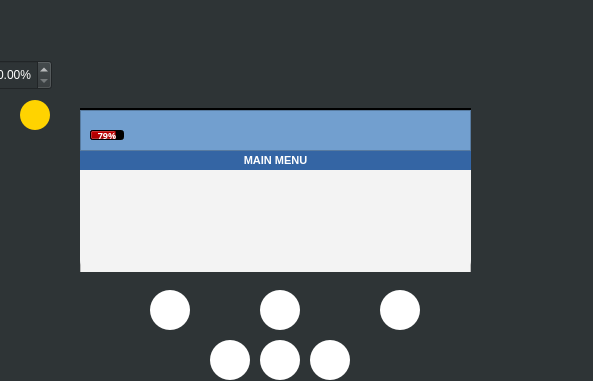
Before: the Qt Designer form HRV/mainwindow.ui in NirmithDAlmeida/HRV3004Team6, drawn with Qt 5; both pictures show x 260 to 853 and y 0 to 381 of the 853 by 596 pixel window.
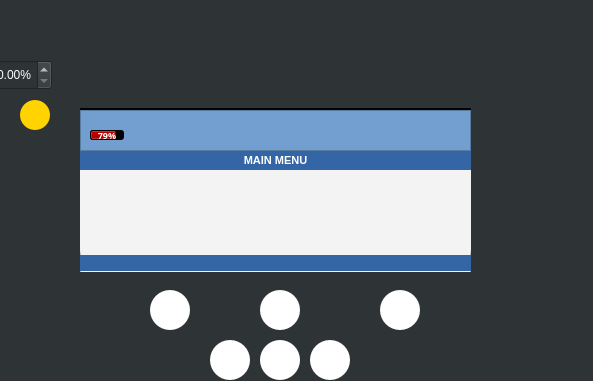
After: the same form once the commit is applied. Icons and pictures are not drawn.

The edit to the form file:
```diff
--- a/HRV/mainwindow.ui
+++ b/HRV/mainwindow.ui
@@ -247,13 +247,13 @@
      <string notr="true">background-color: rgb(52, 101, 164);
 color: rgb(255, 255, 255);</string>
     </property>
-    <widget class="QLabel" name="powerLevelLabel">
+    <widget class="QLabel" name="challengeLabel">
      <property name="geometry">
       <rect>
        <x>0</x>
-       <y>90</y>
-       <width>83</width>
-       <height>12</height>
+       <y>85</y>
+       <width>191</width>
+       <height>16</height>
       </rect>
      </property>
      <property name="font">
@@ -272,16 +272,16 @@
       <number>6</number>
      </property>
     </widget>
-    <widget class="QLabel" name="frequencyLabel">
+    <widget class="QLabel" name="breathintLabel">
      <property name="enabled">
       <bool>true</bool>
      </property>
      <property name="geometry">
       <rect>
-       <x>83</x>
-       <y>90</y>
-       <width>55</width>
-       <height>12</height>
+       <x>190</x>
+       <y>85</y>
+       <width>201</width>
+       <height>16</height>
       </rect>
      </property>
      <property name="font">
@@ -330,7 +330,7 @@
        <x>0</x>
        <y>0</y>
        <width>391</width>
-       <height>102</height>
+       <height>91</height>
       </rect>
      </property>
      <property name="styleSheet">
@@ -359,10 +359,10 @@
       <number>-1</number>
      </property>
     </widget>
-    <zorder>frequencyLabel</zorder>
-    <zorder>powerLevelLabel</zorder>
     <zorder>treatmentView</zorder>
     <zorder>mainMenuListView</zorder>
+    <zorder>challengeLabel</zorder>
+    <zorder>breathintLabel</zorder>
    </widget>
    <widget class="QLabel" name="menuLabel">
     <property name="geometry">
```
